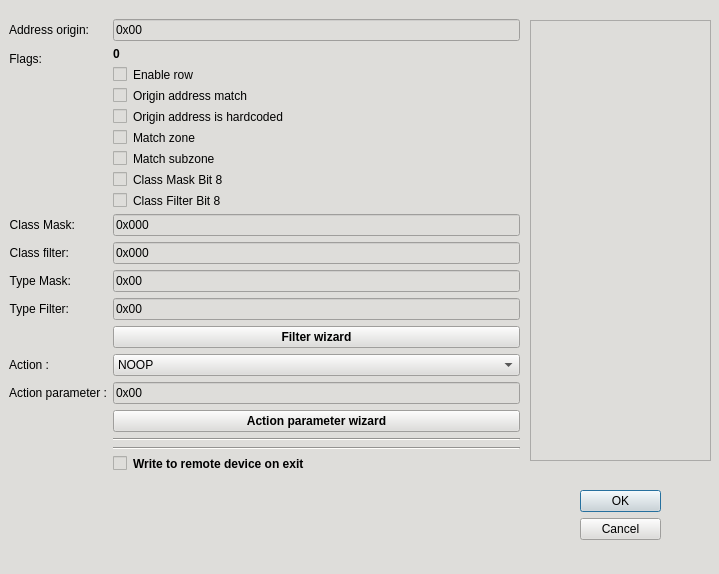
Before: the Qt Designer form src/cdlgeditdm.ui in grodansparadis/vscp-works-qt, drawn with Qt 5.
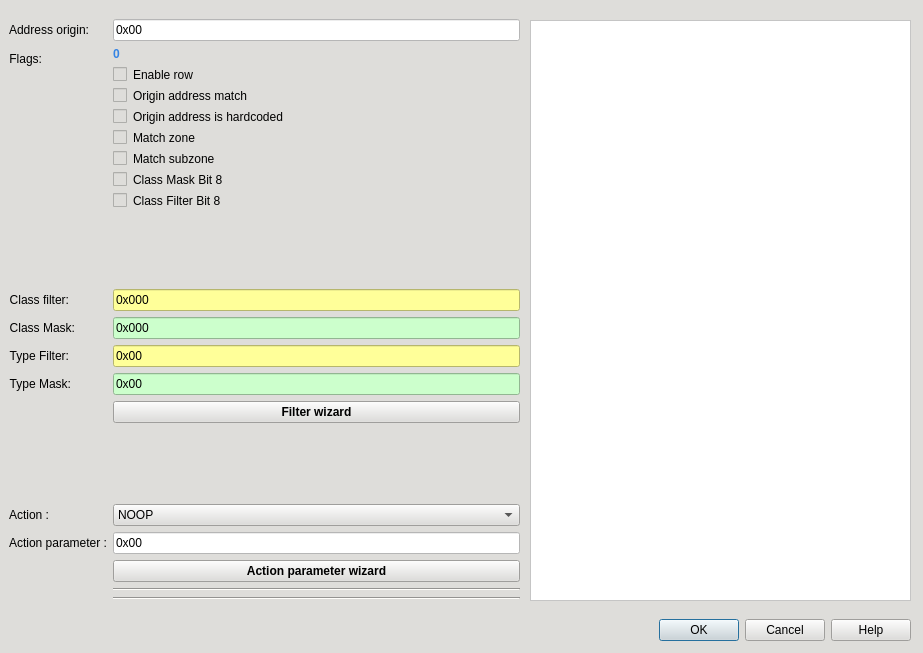
After: the same form once the commit is applied.

Patch:
```diff
--- a/src/cdlgeditdm.ui
+++ b/src/cdlgeditdm.ui
@@ -6,8 +6,8 @@
    <rect>
     <x>0</x>
     <y>0</y>
-    <width>719</width>
-    <height>574</height>
+    <width>923</width>
+    <height>653</height>
    </rect>
   </property>
   <property name="windowTitle">
@@ -23,17 +23,17 @@
   <widget class="QDialogButtonBox" name="buttonBox">
    <property name="geometry">
     <rect>
-     <x>580</x>
-     <y>490</y>
-     <width>81</width>
-     <height>61</height>
+     <x>10</x>
+     <y>610</y>
+     <width>901</width>
+     <height>41</height>
     </rect>
    </property>
    <property name="orientation">
-    <enum>Qt::Vertical</enum>
+    <enum>Qt::Horizontal</enum>
    </property>
    <property name="standardButtons">
-    <set>QDialogButtonBox::Cancel|QDialogButtonBox::Ok</set>
+    <set>QDialogButtonBox::Cancel|QDialogButtonBox::Help|QDialogButtonBox::Ok</set>
    </property>
   </widget>
   <widget class="QWidget" name="formLayoutWidget">
@@ -42,7 +42,7 @@
      <x>9</x>
      <y>19</y>
      <width>511</width>
-     <height>550</height>
+     <height>581</height>
     </rect>
    </property>
    <layout class="QFormLayout" name="formLayout">
@@ -64,6 +64,9 @@
     </item>
     <item row="0" column="1">
      <widget class="QLineEdit" name="editAddressOrigin">
+      <property name="styleSheet">
+       <string notr="true">background-color: rgb(255, 255, 255);</string>
+      </property>
       <property name="text">
        <string>0x00</string>
       </property>
@@ -96,6 +99,9 @@
           <bold>true</bold>
          </font>
         </property>
+        <property name="styleSheet">
+         <string notr="true">color: rgb(53, 132, 228);</string>
+        </property>
         <property name="text">
          <string>0</string>
         </property>
@@ -148,22 +154,18 @@
       </item>
      </layout>
     </item>
-    <item row="2" column="0">
-     <widget class="QLabel" name="label_4">
-      <property name="text">
-       <string>Class Mask:</string>
-      </property>
-      <property name="alignment">
-       <set>Qt::AlignRight|Qt::AlignTrailing|Qt::AlignVCenter</set>
-      </property>
-     </widget>
-    </item>
     <item row="2" column="1">
-     <widget class="QLineEdit" name="editClassMask">
-      <property name="text">
-       <string>0x000</string>
+     <spacer name="verticalSpacer">
+      <property name="orientation">
+       <enum>Qt::Vertical</enum>
       </property>
-     </widget>
+      <property name="sizeHint" stdset="0">
+       <size>
+        <width>20</width>
+        <height>40</height>
+       </size>
+      </property>
+     </spacer>
     </item>
     <item row="3" column="0">
      <widget class="QLabel" name="label_3">
@@ -177,15 +179,21 @@
     </item>
     <item row="3" column="1">
      <widget class="QLineEdit" name="editClassFilter">
+      <property name="autoFillBackground">
+       <bool>false</bool>
+      </property>
+      <property name="styleSheet">
+       <string notr="true">background-color: rgb(255, 255, 153);</string>
+      </property>
       <property name="text">
        <string>0x000</string>
       </property>
      </widget>
     </item>
     <item row="4" column="0">
-     <widget class="QLabel" name="label_5">
+     <widget class="QLabel" name="label_4">
       <property name="text">
-       <string>Type Mask:</string>
+       <string>Class Mask:</string>
       </property>
       <property name="alignment">
        <set>Qt::AlignRight|Qt::AlignTrailing|Qt::AlignVCenter</set>
@@ -193,9 +201,12 @@
      </widget>
     </item>
     <item row="4" column="1">
-     <widget class="QLineEdit" name="editTypeMask">
+     <widget class="QLineEdit" name="editClassMask">
+      <property name="styleSheet">
+       <string notr="true">background-color: rgb(204, 255, 204);</string>
+      </property>
       <property name="text">
-       <string>0x00</string>
+       <string>0x000</string>
       </property>
      </widget>
     </item>
@@ -211,12 +222,61 @@
     </item>
     <item row="5" column="1">
      <widget class="QLineEdit" name="editTypeFilter">
+      <property name="styleSheet">
+       <string notr="true">background-color: rgb(255, 255, 153);</string>
+      </property>
       <property name="text">
        <string>0x00</string>
       </property>
      </widget>
     </item>
-    <item row="7" column="0">
+    <item row="6" column="0">
+     <widget class="QLabel" name="label_5">
+      <property name="text">
+       <string>Type Mask:</string>
+      </property>
+      <property name="alignment">
+       <set>Qt::AlignRight|Qt::AlignTrailing|Qt::AlignVCenter</set>
+      </property>
+     </widget>
+    </item>
+    <item row="6" column="1">
+     <widget class="QLineEdit" name="editTypeMask">
+      <property name="styleSheet">
+       <string notr="true">background-color: rgb(204, 255, 204);</string>
+      </property>
+      <property name="text">
+       <string>0x00</string>
+      </property>
+     </widget>
+    </item>
+    <item row="7" column="1">
+     <widget class="QPushButton" name="btnFilterWizard">
+      <property name="font">
+       <font>
+        <weight>75</weight>
+        <bold>true</bold>
+       </font>
+      </property>
+      <property name="text">
+       <string>Filter wizard</string>
+      </property>
+     </widget>
+    </item>
+    <item row="8" column="1">
+     <spacer name="verticalSpacer_2">
+      <property name="orientation">
+       <enum>Qt::Vertical</enum>
+      </property>
+      <property name="sizeHint" stdset="0">
+       <size>
+        <width>20</width>
+        <height>40</height>
+       </size>
+      </property>
+     </spacer>
+    </item>
+    <item row="9" column="0">
      <widget class="QLabel" name="label_7">
       <property name="text">
        <string>Action :</string>
@@ -226,8 +286,11 @@
       </property>
      </widget>
     </item>
-    <item row="7" column="1">
+    <item row="9" column="1">
      <widget class="QComboBox" name="comboAction">
+      <property name="styleSheet">
+       <string notr="true">selection-color: rgb(98, 160, 234);</string>
+      </property>
       <item>
        <property name="text">
         <string>NOOP</string>
@@ -235,7 +298,7 @@
       </item>
      </widget>
     </item>
-    <item row="8" column="0">
+    <item row="10" column="0">
      <widget class="QLabel" name="label_8">
       <property name="text">
        <string>Action parameter :</string>
@@ -245,14 +308,17 @@
       </property>
      </widget>
     </item>
-    <item row="8" column="1">
+    <item row="10" column="1">
      <widget class="QLineEdit" name="editActionParameter">
+      <property name="styleSheet">
+       <string notr="true">background-color: rgb(255, 255, 255);</string>
+      </property>
       <property name="text">
        <string>0x00</string>
       </property>
      </widget>
     </item>
-    <item row="9" column="1">
+    <item row="11" column="1">
      <widget class="QPushButton" name="btnActionParameterWizard">
       <property name="font">
        <font>
@@ -266,39 +332,13 @@
      </widget>
     </item>
     <item row="12" column="1">
-     <widget class="QCheckBox" name="chkSaveNow">
-      <property name="font">
-       <font>
-        <weight>75</weight>
-        <bold>true</bold>
-       </font>
-      </property>
-      <property name="text">
-       <string>Write to remote device on exit</string>
-      </property>
-     </widget>
-    </item>
-    <item row="6" column="1">
-     <widget class="QPushButton" name="btnFilterWizard">
-      <property name="font">
-       <font>
-        <weight>75</weight>
-        <bold>true</bold>
-       </font>
-      </property>
-      <property name="text">
-       <string>Filter wizard</string>
-      </property>
-     </widget>
-    </item>
-    <item row="10" column="1">
      <widget class="Line" name="line">
       <property name="orientation">
        <enum>Qt::Horizontal</enum>
       </property>
      </widget>
     </item>
-    <item row="11" column="1">
+    <item row="13" column="1">
      <widget class="Line" name="line_2">
       <property name="orientation">
        <enum>Qt::Horizontal</enum>
@@ -312,13 +352,17 @@
     <rect>
      <x>530</x>
      <y>20</y>
-     <width>181</width>
-     <height>441</height>
+     <width>381</width>
+     <height>581</height>
     </rect>
    </property>
    <layout class="QVBoxLayout" name="verticalLayout">
     <item>
      <widget class="QTextBrowser" name="infoArea">
+      <property name="styleSheet">
+       <string notr="true">color: rgb(0, 0, 0);
+background-color: rgb(255, 255, 255);</string>
+      </property>
       <property name="html">
        <string>&lt;!DOCTYPE HTML PUBLIC &quot;-//W3C//DTD HTML 4.0//EN&quot; &quot;http://www.w3.org/TR/REC-html40/strict.dtd&quot;&gt;
 &lt;html&gt;&lt;head&gt;&lt;meta name=&quot;qrichtext&quot; content=&quot;1&quot; /&gt;&lt;style type=&quot;text/css&quot;&gt;
```
